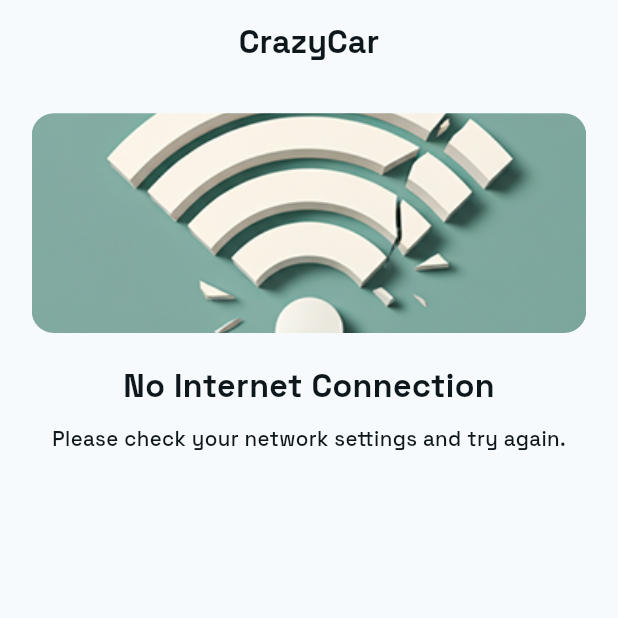
After one commit to MansourSayed2002/crazycar, a Flutter app: the OfflineScreen screen opened directly, on a phone screen of 412 x 824 dp, the top half of it. The commit adds this screen. Run offline on Flutter 3.47's test engine with Material 3 defaults, Android fonts, the light colour scheme and no system bars; our stand-ins replace bloc, easy_localization, firebase_core, firebase_messaging, flutter_bloc, flutter_dotenv and 15 more; accounts and stored records are empty.

Commit message:
create offline screen

```diff
--- a/lib/core/class/location_app.dart
+++ b/lib/core/class/location_app.dart
@@ -53,7 +53,6 @@ class LocationApp {
         latitude,
         longitude,
       );
-
       if (placemarks.isNotEmpty) {
         final Placemark place = placemarks.first;
         return place;
--- a/lib/core/constants/image_app.dart
+++ b/lib/core/constants/image_app.dart
@@ -7,6 +7,7 @@ class ImageApp {
   static const String rider = 'assets/images/rider.png';
   static const String car = 'assets/images/car.png';
   static const String pin = 'assets/images/pin.png';
+  static const String offline = 'assets/images/offline.png';
 }
 
 class AnimationApp {
--- a/lib/core/constants/text_app.dart
+++ b/lib/core/constants/text_app.dart
@@ -37,4 +37,7 @@ class TextApp {
   static const String errorLogin = 'error_login';
   static const String wheretogo = 'where_to_go';
   static const String noDriverFound = 'no_driver_found';
+  static const String noInternet = 'No Internet Connection';
+  static const String noInternetSub =
+      'Please check your network settings and try again.';
 }
--- a/lib/features/rider/home/domain/usecase/search_about_place_usecase.dart
+++ b/lib/features/rider/home/domain/usecase/search_about_place_usecase.dart
@@ -12,6 +12,7 @@ class SearchAboutPlaceUsecase {
           element.latitude,
           element.longitude,
         );
+
         result.add(LocationWithName(location: element, placeMark: placemark));
       }
       if (response.isNotEmpty) {
--- a/lib/features/rider/home/presentation/screen/search_screen.dart
+++ b/lib/features/rider/home/presentation/screen/search_screen.dart
@@ -1,3 +1,4 @@
+import 'package:crazycar/core/extension/navigator_app.dart';
 import 'package:crazycar/core/get_it/get_it.dart';
 import 'package:crazycar/features/rider/home/presentation/cubit/rider_home_cubit.dart';
 import 'package:crazycar/features/rider/home/presentation/widget/search_location_widget.dart';
@@ -69,8 +70,9 @@ class _SearchScreenState extends State<SearchScreen> {
                               onTap: () {
                                 if (cubit.isScearch == false) {
                                   cubit.requestTrips(loc[index]);
+                                  context.pop();
+
                                 }
-                                // context.pop();
                               },
                               title: Text(
                                 state.locations[index].placeMark?.locality ??
--- a/lib/features/rider/home/presentation/widget/search_location_widget.dart
+++ b/lib/features/rider/home/presentation/widget/search_location_widget.dart
@@ -30,7 +30,7 @@ class SearchLocationWidget extends StatelessWidget {
         TextFormField(
           controller: searchToController,
           onFieldSubmitted: (value) {
-            getIt<RiderHomeCubit>().searchPlace(searchFromController.text);
+            getIt<RiderHomeCubit>().searchPlace(searchToController.text);
           },
           decoration: InputDecoration(
             prefixIcon: CustomIconShadow(
--- /dev/null
+++ b/lib/offline_screen.dart
@@ -0,0 +1,40 @@
+import 'package:crazycar/core/constants/image_app.dart';
+import 'package:crazycar/core/constants/text_app.dart';
+import 'package:crazycar/core/theme/textstyle_app.dart';
+import 'package:flutter/material.dart';
+import 'package:flutter_screenutil/flutter_screenutil.dart';
+import 'package:gap/gap.dart';
+
+class OfflineScreen extends StatelessWidget {
+  const OfflineScreen({super.key});
+
+  @override
+  Widget build(BuildContext context) {
+    return Scaffold(
+      appBar: AppBar(
+        title: Text(TextApp.appName, style: getBodyStyle(context: context)),
+        centerTitle: true,
+      ),
+      body: Column(
+        mainAxisAlignment: MainAxisAlignment.start,
+        children: [
+          Container(
+            width: double.infinity,
+            height: 150.0.h,
+            margin: EdgeInsets.symmetric(vertical: 20.0.h, horizontal: 20.0.w),
+            decoration: BoxDecoration(
+              borderRadius: BorderRadius.circular(15.0.r),
+              image: DecorationImage(
+                image: AssetImage(ImageApp.offline),
+                fit: BoxFit.cover,
+              ),
+            ),
+          ),
+          Text(TextApp.noInternet, style: getBodyStyle(context: context)),
+          Gap(10.0.h),
+          Text(TextApp.noInternetSub, style: getSmallStyle(context: context)),
+        ],
+      ),
+    );
+  }
+}
--- a/pubspec.yaml
+++ b/pubspec.yaml
@@ -42,6 +42,7 @@ dependencies:
   lottie: ^3.3.1
   firebase_messaging: ^15.2.10
   geocoding: ^4.0.0
+  flutter_offline: ^5.0.0
 
 
 
```
Also changed, not shown: lib/crazycar_app.dart (+14 -1 lines), lib/features/rider/trips/presentation/screen/trip_screen.dart (added, +10 -0 lines), assets/images/offline.png (added), pubspec.lock, 2 other files.
